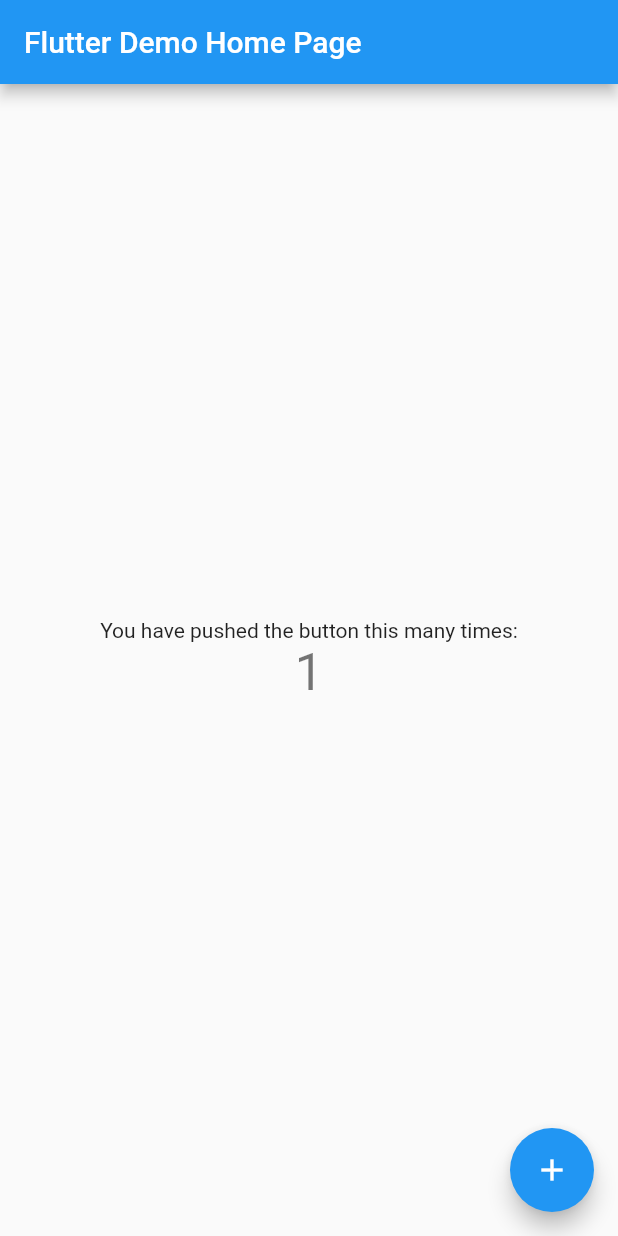
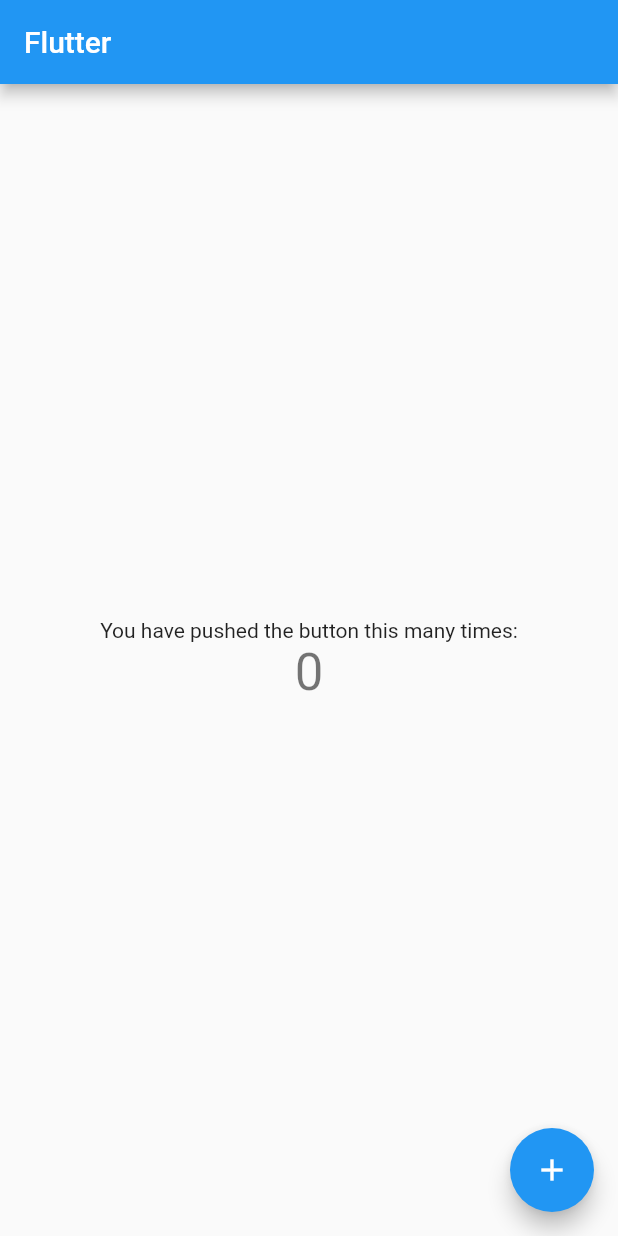
Before and after one commit to HeavenOSK/independent_view_sample, a Flutter app: the screen it shows after launch, after a tap on the "add" icon, on a phone screen of 412 x 824 dp. Run offline on Flutter 3.47's test engine with Material 2 defaults, Android fonts, the phone set to English and light mode, and no system bars; our stand-ins replace flutter_hooks, shared_preferences, state_notifier.

Commit message:
add counter page

```diff
--- /dev/null
+++ b/lib/counter/counter_page.dart
@@ -0,0 +1,34 @@
+import 'package:flutter/material.dart';
+import 'package:flutter_hooks/flutter_hooks.dart';
+
+class CounterPage extends HookWidget {
+  CounterPage({Key key}) : super(key: key);
+
+  @override
+  Widget build(BuildContext context) {
+    return Scaffold(
+      appBar: AppBar(
+        title: Text('Flutter '),
+      ),
+      body: Center(
+        child: Column(
+          mainAxisAlignment: MainAxisAlignment.center,
+          children: <Widget>[
+            Text(
+              'You have pushed the button this many times:',
+            ),
+            Text(
+              '0',
+              style: Theme.of(context).textTheme.display1,
+            ),
+          ],
+        ),
+      ),
+      floatingActionButton: FloatingActionButton(
+        onPressed: () {},
+        tooltip: 'Increment',
+        child: Icon(Icons.add),
+      ),
+    );
+  }
+}
--- a/lib/main.dart
+++ b/lib/main.dart
@@ -1,4 +1,6 @@
 import 'package:flutter/material.dart';
+
+import 'counter/counter_page.dart';
 
 void main() => runApp(MyApp());
 
@@ -10,54 +12,7 @@ class MyApp extends StatelessWidget {
       theme: ThemeData(
         primarySwatch: Colors.blue,
       ),
-      home: MyHomePage(title: 'Flutter Demo Home Page'),
+      home: CounterPage(),
     );
   }
 }
-
-class MyHomePage extends StatefulWidget {
-  MyHomePage({Key key, this.title}) : super(key: key);
-
-  final String title;
-
-  @override
-  _MyHomePageState createState() => _MyHomePageState();
-}
-
-class _MyHomePageState extends State<MyHomePage> {
-  int _counter = 0;
-
-  void _incrementCounter() {
-    setState(() {
-      _counter++;
-    });
-  }
-
-  @override
-  Widget build(BuildContext context) {
-    return Scaffold(
-      appBar: AppBar(
-        title: Text(widget.title),
-      ),
-      body: Center(
-        child: Column(
-          mainAxisAlignment: MainAxisAlignment.center,
-          children: <Widget>[
-            Text(
-              'You have pushed the button this many times:',
-            ),
-            Text(
-              '$_counter',
-              style: Theme.of(context).textTheme.display1,
-            ),
-          ],
-        ),
-      ),
-      floatingActionButton: FloatingActionButton(
-        onPressed: _incrementCounter,
-        tooltip: 'Increment',
-        child: Icon(Icons.add),
-      ),
-    );
-  }
-}
--- a/pubspec.yaml
+++ b/pubspec.yaml
@@ -10,6 +10,8 @@ dependencies:
   cupertino_icons: ^0.1.2
   hooks_riverpod: ^0.6.1
   flutter_hooks: ^0.13.1
+  shared_preferences:
+  state_notifier:
 dev_dependencies:
   flutter_test:
     sdk: flutter
```
Also changed, not shown: lib/counter/count_controller.dart (added, +31 -0 lines), lib/counter/count_state.dart (added, +25 -0 lines), lib/repositories/count_repository.dart (added, +15 -0 lines), pubspec.lock, 4 other files.
